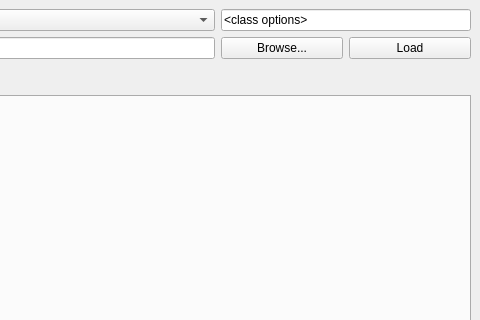
The window that apps/scanViewer/design.ui (maxiv-science/nanomax-analysis-utils) describes before a commit, drawn with Qt 5; both pictures show x 602 to 1082 and y 0 to 320 of the 1082 by 678 pixel window.
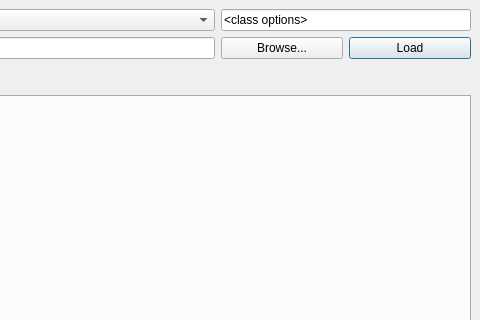
The same window after the commit. Icons and pictures are not drawn. Custom widgets are drawn as their Qt base class.

Commit message: Improved icons and tooltips a bit

Diff of the .ui file:
```diff
--- a/apps/scanViewer/design.ui
+++ b/apps/scanViewer/design.ui
@@ -135,6 +135,12 @@
         <property name="text">
          <string>Load</string>
         </property>
+        <property name="autoDefault">
+         <bool>true</bool>
+        </property>
+        <property name="default">
+         <bool>true</bool>
+        </property>
        </widget>
       </item>
       <item row="1" column="1">
```
Left out of the diff: 25 changed lines with no effect on the pictures. The commit also changes 2 other files.
